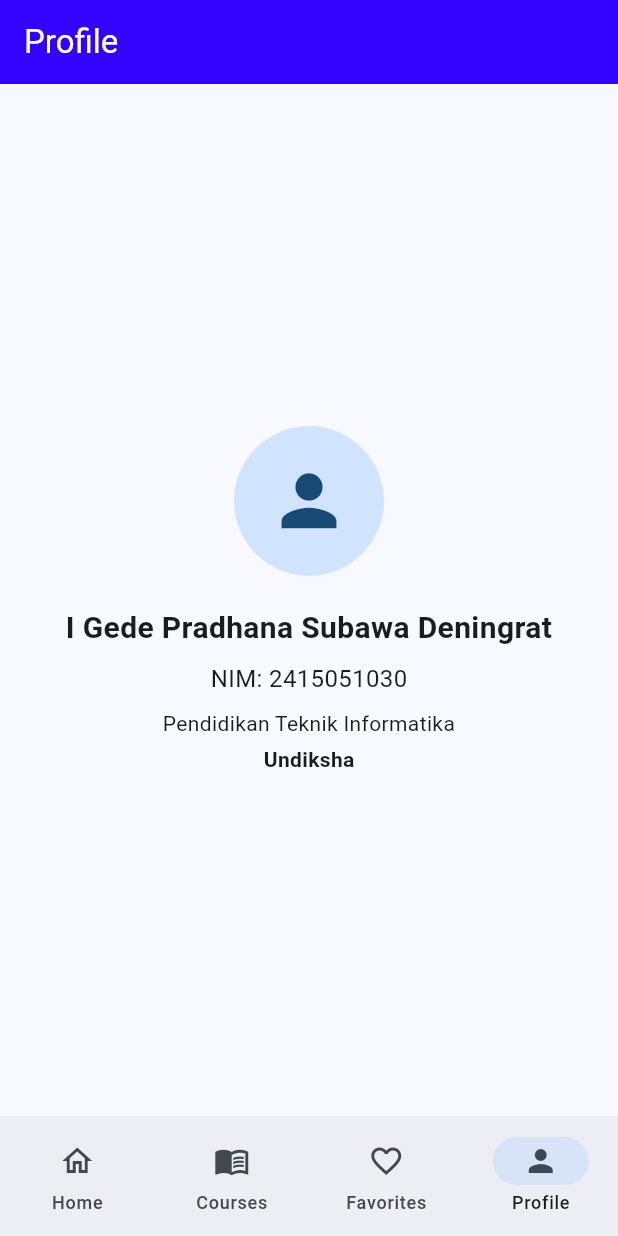
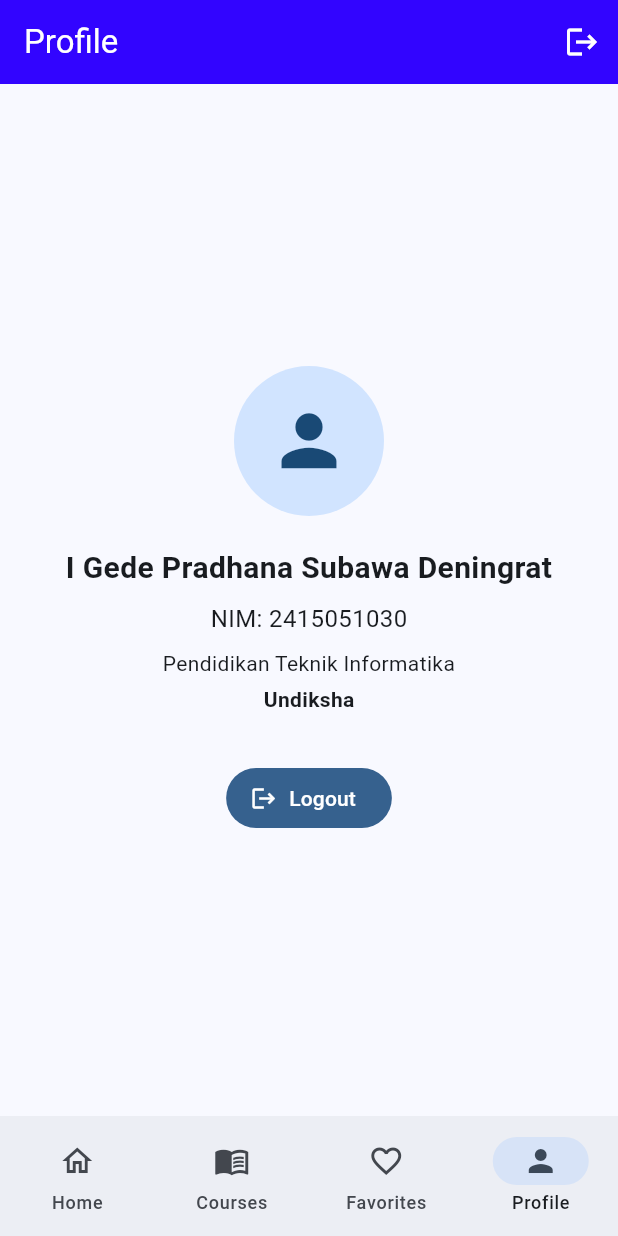
Before and after one commit to GedePradhana/flutter_ui_pert5, a Flutter app: the MainNavigationPage screen opened directly, item 4 of the bottom bar chosen, on a phone screen of 412 x 824 dp. Run offline on Flutter 3.47's test engine with Material 3 defaults, Android fonts, the phone set to English and light mode, and no system bars; our stand-ins replace supabase_flutter; accounts and stored records are empty.

Commit message:
feat: implement authentication session and logout

```diff
--- /dev/null
+++ b/lib/app_keys.dart
@@ -0,0 +1,10 @@
+// I Gede Pradhana Subawa Deningrat
+// 2415051030
+import 'package:flutter/material.dart';
+
+// ==================== WORKSHEET 9 ====================
+// Key global agar navigasi dan SnackBar bisa dipanggil dari LUAR widget:
+// - listener sesi (auth) di main() untuk redirect ke LoginPage
+// - SnackBar dari luar widget (dipakai notifikasi foreground pada Tahap 7)
+final navigatorKey = GlobalKey<NavigatorState>();
+final messengerKey = GlobalKey<ScaffoldMessengerState>();
--- a/lib/screens/main_navigation_page.dart
+++ b/lib/screens/main_navigation_page.dart
@@ -1,8 +1,11 @@
 // I Gede Pradhana Subawa Deningrat
 // 2415051030
 import 'package:flutter/material.dart';
+import 'package:provider/provider.dart';
+
+import '../providers/course_provider.dart';
+import 'courses_page.dart';
 import 'favorites_page.dart';
-import 'courses_page.dart';
 import 'home_page.dart';
 import 'profile_page.dart';
 
@@ -32,6 +35,18 @@ class MainNavigationPage extends StatefulWidget {
 class _MainNavigationPageState
     extends State<MainNavigationPage> {
   int currentIndex = 0;
+
+  // ==================== WORKSHEET 9 ====================
+  // Setelah user masuk (login baru ATAU session dipulihkan), muat profile
+  // data course (nanti memakai RLS yang butuh user login).
+  @override
+  void initState() {
+    super.initState();
+    WidgetsBinding.instance.addPostFrameCallback((_) {
+      if (!mounted) return;
+      context.read<CourseProvider>().loadCourses();
+    });
+  }
 
   @override
   Widget build(BuildContext context) {
--- a/lib/screens/profile_page.dart
+++ b/lib/screens/profile_page.dart
@@ -3,18 +3,40 @@
 import 'package:flutter/material.dart';
 
 import '../constants/student_info.dart';
+import '../services/auth_service.dart';
 
 class ProfilePage extends StatelessWidget {
   const ProfilePage({super.key});
+
+  // ==================== WORKSHEET 9: LOGOUT ====================
+  // signOut() menghapus session; listener onAuthStateChange di main()
+  // lalu membersihkan data provider dan mengarahkan ke LoginPage.
+  Future<void> _logout(BuildContext context) async {
+    try {
+      await AuthService.instance.logout();
+    } catch (e) {
+      if (!context.mounted) return;
+      ScaffoldMessenger.of(context).showSnackBar(
+        SnackBar(content: Text('Logout gagal: $e')),
+      );
+    }
+  }
 
   @override
   Widget build(BuildContext context) {
     return Scaffold(
       appBar: AppBar(
         title: const Text('Profile'),
+        actions: [
+          IconButton(
+            tooltip: 'Logout',
+            icon: const Icon(Icons.logout),
+            onPressed: () => _logout(context),
+          ),
+        ],
       ),
       body: Center(
-        child: Padding(
+        child: SingleChildScrollView(
           padding: const EdgeInsets.all(16),
           child: Column(
             mainAxisSize: MainAxisSize.min,
@@ -50,6 +72,13 @@ class ProfilePage extends StatelessWidget {
                 'Undiksha',
                 style: TextStyle(fontWeight: FontWeight.bold),
               ),
+              const SizedBox(height: 24),
+              const SizedBox(height: 8),
+              FilledButton.icon(
+                onPressed: () => _logout(context),
+                icon: const Icon(Icons.logout),
+                label: const Text('Logout'),
+              ),
             ],
           ),
         ),
```
Also changed, not shown: lib/main.dart (+36 -4 lines), lib/providers/course_provider.dart (+11 -0 lines).
